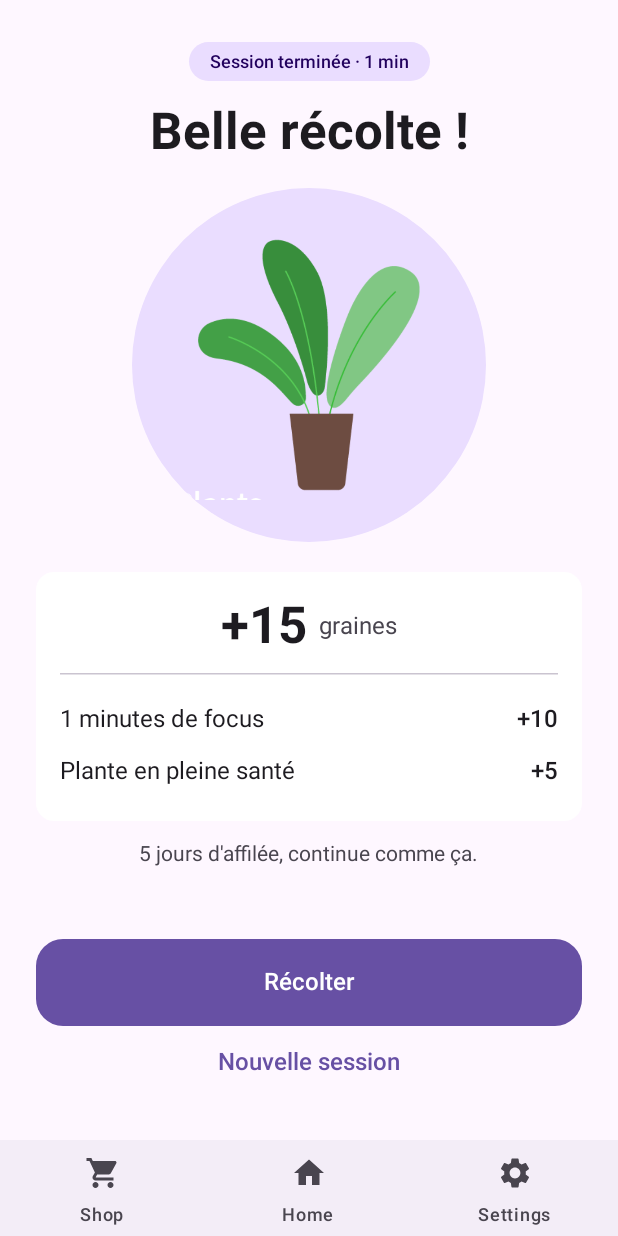
After one commit to Nocteln/focusbuddy, an Android app built with Jetpack Compose: the EndSessionScreen screen opened through its navigation route, on a phone screen of 412 x 824 dp. The commit adds this screen. Run offline under Robolectric (Android 15) with nearby library versions, the phone set to English and light mode, and no system bars.

Commit message:
Added EndSessionScreen instead of modal + made better design + switched viewModel to navHost to share it to both screens

```diff
--- a/app/src/main/java/com/nocteln/app/PlantFocusApp.kt
+++ b/app/src/main/java/com/nocteln/app/PlantFocusApp.kt
@@ -23,8 +23,6 @@ fun PlantFocusApp(
     modifier: Modifier = Modifier,
     navController: NavHostController = rememberNavController()
 ) {
-    AppNavHost(navController = navController, modifier)
-
     val backStackEntry by navController.currentBackStackEntryAsState()
     val currentRoute = backStackEntry?.destination?.route
 
--- /dev/null
+++ b/app/src/main/java/com/nocteln/app/ui/home/EndSessionScreen.kt
@@ -0,0 +1,182 @@
+package com.nocteln.app.ui.home
+
+import com.nocteln.app.ui.theme.PlantFocusTheme
+
+import androidx.compose.foundation.Image
+import androidx.compose.foundation.background
+import androidx.compose.foundation.layout.Arrangement
+import androidx.compose.foundation.layout.Box
+import androidx.compose.foundation.layout.Column
+import androidx.compose.foundation.layout.Row
+import androidx.compose.foundation.layout.Spacer
+import androidx.compose.foundation.layout.fillMaxSize
+import androidx.compose.foundation.layout.fillMaxWidth
+import androidx.compose.foundation.layout.height
+import androidx.compose.foundation.layout.padding
+import androidx.compose.foundation.layout.size
+import androidx.compose.foundation.layout.width
+import androidx.compose.foundation.shape.CircleShape
+import androidx.compose.foundation.shape.RoundedCornerShape
+import androidx.compose.material3.Button
+import androidx.compose.material3.Card
+import androidx.compose.material3.CardDefaults
+import androidx.compose.material3.HorizontalDivider
+import androidx.compose.material3.MaterialTheme
+import androidx.compose.material3.Surface
+import androidx.compose.material3.Text
+import androidx.compose.material3.TextButton
+import androidx.compose.runtime.Composable
+import androidx.compose.runtime.getValue
+import androidx.compose.ui.Alignment
+import androidx.compose.ui.Modifier
+import androidx.compose.ui.draw.clip
+import androidx.compose.ui.res.painterResource
+import androidx.compose.ui.tooling.preview.Preview
+import androidx.compose.ui.unit.dp
+import androidx.lifecycle.compose.collectAsStateWithLifecycle
+import androidx.lifecycle.viewmodel.compose.viewModel
+import com.nocteln.app.R
+
+@Composable
+fun EndSessionScreen(
+    focusSeeds: Int,
+    healthSeeds: Int,
+    streakDays: Int,
+    onHarvest: () -> Unit,
+    onNewSession: () -> Unit,
+    modifier: Modifier = Modifier,
+    viewModel: HomeViewModel,
+) {
+    val uiState by viewModel.uiState.collectAsStateWithLifecycle()
+    Column(
+        modifier = modifier
+            .fillMaxSize()
+            .background(MaterialTheme.colorScheme.background)
+            .padding(horizontal = 24.dp, vertical = 28.dp),
+        horizontalAlignment = Alignment.CenterHorizontally
+    ) {
+        // Pastille "Session terminée"
+        Surface(
+            shape = CircleShape,
+            color = MaterialTheme.colorScheme.primaryContainer
+        ) {
+            Text(
+                text = "Session terminée · ${uiState.minutes} min",
+                style = MaterialTheme.typography.labelSmall,
+                color = MaterialTheme.colorScheme.onPrimaryContainer,
+                modifier = Modifier.padding(horizontal = 14.dp, vertical = 6.dp)
+            )
+        }
+
+        Text(
+            text = "Belle récolte !",
+            style = MaterialTheme.typography.headlineLarge,
+            modifier = Modifier.padding(top = 14.dp)
+        )
+
+        // Image de la plante dans un cercle
+        Box(
+            modifier = Modifier
+                .padding(top = 18.dp)
+                .size(236.dp)
+                .clip(CircleShape)
+                .background(MaterialTheme.colorScheme.primaryContainer),
+            contentAlignment = Alignment.Center
+        ) {
+            Image(
+                painter = painterResource(R.drawable.plant),
+                contentDescription = "Ta plante épanouie",
+                modifier = Modifier.size(180.dp)
+            )
+        }
+
+        // Carte des graines gagnées
+        Card(
+            modifier = Modifier
+                .padding(top = 20.dp)
+                .fillMaxWidth(),
+            colors = CardDefaults.cardColors(
+                containerColor = MaterialTheme.colorScheme.surfaceContainerLowest
+            )
+        ) {
+            Column(modifier = Modifier.padding(16.dp)) {
+                Row(
+                    modifier = Modifier.fillMaxWidth(),
+                    horizontalArrangement = Arrangement.Center,
+                    verticalAlignment = Alignment.CenterVertically
+                ) {
+                    Text(
+                        text = "+${focusSeeds + healthSeeds}",
+                        style = MaterialTheme.typography.headlineLarge
+                    )
+                    Spacer(modifier = Modifier.width(8.dp))
+                    Text(
+                        text = "graines",
+                        style = MaterialTheme.typography.bodyLarge,
+                        color = MaterialTheme.colorScheme.onSurfaceVariant
+                    )
+                }
+                HorizontalDivider(modifier = Modifier.padding(vertical = 12.dp))
+                StatRow(label = "${uiState.minutes} minutes de focus", value = "+$focusSeeds")
+                StatRow(label = "Plante en pleine santé", value = "+$healthSeeds")
+            }
+        }
+
+        Text(
+            text = "$streakDays jours d'affilée, continue comme ça.",
+            style = MaterialTheme.typography.bodyMedium,
+            color = MaterialTheme.colorScheme.onSurfaceVariant,
+            modifier = Modifier.padding(top = 14.dp)
+        )
+
+        // Pousse les boutons tout en bas de l'écran
+        Spacer(modifier = Modifier.weight(1f))
+
+        Button(
+            onClick = onHarvest,
+            modifier = Modifier
+                .fillMaxWidth()
+                .height(58.dp),
+            shape = RoundedCornerShape(18.dp)
+        ) {
+            Text("Récolter")
+        }
+        TextButton(
+            onClick = onNewSession,
+            modifier = Modifier
+                .fillMaxWidth()
+                .height(48.dp)
+        ) {
+            Text("Nouvelle session")
+        }
+    }
+}
+
+// Une ligne "texte à gauche, valeur à droite"
+@Composable
+private fun StatRow(label: String, value: String) {
+    Row(
+        modifier = Modifier
+            .fillMaxWidth()
+            .padding(vertical = 8.dp),
+        horizontalArrangement = Arrangement.SpaceBetween
+    ) {
+        Text(text = label, style = MaterialTheme.typography.bodyLarge)
+        Text(text = value, style = MaterialTheme.typography.titleMedium)
+    }
+}
+
+@Preview(showBackground = true, widthDp = 390, heightDp = 844)
+@Composable
+private fun EndSessionScreenPreview() {
+    PlantFocusTheme {
+        EndSessionScreen(
+            focusSeeds = 10,
+            healthSeeds = 5,
+            streakDays = 5,
+            onHarvest = {},
+            onNewSession = {},
+            viewModel = viewModel()
+        )
+    }
+}
--- a/app/src/main/java/com/nocteln/app/ui/home/HomeScreen.kt
+++ b/app/src/main/java/com/nocteln/app/ui/home/HomeScreen.kt
@@ -1,21 +1,30 @@
 package com.nocteln.app.ui.home
 
 import androidx.compose.foundation.Image
+import androidx.compose.foundation.layout.Arrangement
 import androidx.compose.foundation.layout.Box
 import androidx.compose.foundation.layout.Column
 import androidx.compose.foundation.layout.Row
+import androidx.compose.foundation.layout.Spacer
+import androidx.compose.foundation.layout.fillMaxSize
+import androidx.compose.foundation.layout.fillMaxWidth
+import androidx.compose.foundation.layout.height
+import androidx.compose.foundation.layout.padding
 import androidx.compose.foundation.layout.size
+import androidx.compose.foundation.shape.RoundedCornerShape
 import androidx.compose.material3.Button
 import androidx.compose.material3.MaterialTheme
+import androidx.compose.material3.OutlinedButton
 import androidx.compose.material3.Text
 import androidx.compose.runtime.Composable
-import androidx.compose.runtime.collectAsState
+import androidx.compose.runtime.LaunchedEffect
 import androidx.compose.runtime.getValue
 import androidx.compose.ui.Alignment
 import androidx.compose.ui.Modifier
 import androidx.compose.ui.res.painterResource
 import androidx.compose.ui.tooling.preview.Preview
 import androidx.compose.ui.unit.dp
+import androidx.lifecycle.compose.collectAsStateWithLifecycle
 import androidx.lifecycle.viewmodel.compose.viewModel
 import com.nocteln.app.R
 import com.nocteln.app.ui.components.CircularSlider
@@ -30,69 +39,138 @@ private fun formatTime(seconds: Long): String {
 @Composable
 fun HomeScreen(
     modifier: Modifier = Modifier,
-    viewModel: HomeViewModel = viewModel()
+    onSessionEnded: () -> Unit,
+    viewModel: HomeViewModel
 ) {
-    val uiState by viewModel.uiState.collectAsState()
+    val uiState by viewModel.uiState.collectAsStateWithLifecycle()
 
-    Timer(uiState = uiState, viewModel = viewModel)
+    LaunchedEffect(uiState.sessionEnded) {
+        if (uiState.sessionEnded) {
+            onSessionEnded()
+        }
+    }
+
+    SessionTimer(
+        uiState = uiState,
+        onSliderChange = { frac -> viewModel.onSliderChange(frac) },
+        startSession = { viewModel.startSession() },
+        restartSession = { viewModel.restartSession() },
+        pauseSession = { viewModel.pauseSession() },
+        stopSession = { viewModel.stopSession() },
+        modifier = modifier
+    )
 }
 
 @Composable
-fun Timer(
-    modifier: Modifier = Modifier,
+fun SessionTimer(
     uiState: HomeUiState,
-    viewModel: HomeViewModel
+    onSliderChange: (Float) -> Unit,
+    startSession: () -> Unit,
+    restartSession: () -> Unit,
+    pauseSession: () -> Unit,
+    stopSession: () -> Unit,
+    modifier: Modifier = Modifier
 ) {
-    Column(modifier = modifier, horizontalAlignment = Alignment.CenterHorizontally) {
+    // Texte d'état sous le chrono
+    val status = when {
+        !uiState.isStarted -> "Glisse le cercle pour choisir la durée"
+        uiState.isPaused -> "En pause"
+        else -> "Reste concentré, ta plante pousse"
+    }
+
+    Column(
+        modifier = modifier
+            .fillMaxSize()
+            .padding(horizontal = 24.dp, vertical = 24.dp),
+        horizontalAlignment = Alignment.CenterHorizontally
+    ) {
+        // Titre de l'écran
+        Text(
+            text = "Focus",
+            style = MaterialTheme.typography.titleLarge,
+            modifier = Modifier.align(Alignment.Start)
+        )
+
+        // Espace flexible : centre le cercle et le chrono verticalement
+        Spacer(modifier = Modifier.weight(1f))
+
         Box(contentAlignment = Alignment.Center) {
             CircularSlider(
                 value = if (uiState.isStarted) uiState.remainingSeconds.toFloat() / (60f * TIMER_MAX_MINUTES) else uiState.minutes / TIMER_MAX_MINUTES.toFloat(),
                 onValueChange = { fraction ->
-                    viewModel.onSliderChange(fraction)
+                    onSliderChange(fraction)
                 },
                 modifier = Modifier.size(260.dp),
                 enabled = !uiState.isStarted
             )
-            Image(painterResource(R.drawable.plant), contentDescription = null)
+            Image(
+                painter = painterResource(R.drawable.plant),
+                contentDescription = "Ta plante",
+                modifier = Modifier.size(150.dp)
+            )
         }
 
         Text(
             text = if (uiState.isStarted) formatTime(uiState.remainingSeconds) else "${uiState.minutes} min",
-            style = MaterialTheme.typography.displaySmall
+            // "tnum" : chiffres de largeur égale, le chrono ne bouge plus d'un pixel à l'autre
+            style = MaterialTheme.typography.displayLarge.copy(fontFeatureSettings = "tnum"),
+            modifier = Modifier.padding(top = 24.dp)
+        )
+        Text(
+            text = status,
+            style = MaterialTheme.typography.bodyMedium,
+            color = MaterialTheme.colorScheme.onSurfaceVariant,
+            modifier = Modifier.padding(top = 8.dp)
         )
 
+        Spacer(modifier = Modifier.weight(1f))
+
+        // Boutons en bas de l'écran
         if (uiState.isStarted) {
-            Row() {
-                Button(
-                    onClick = {
-                        if (uiState.isPaused) viewModel.restartSession() else viewModel.pauseSession()
-                    }
+            Row(
+                modifier = Modifier.fillMaxWidth(),
+                horizontalArrangement = Arrangement.spacedBy(12.dp)
+            ) {
+                OutlinedButton(
+                    onClick = { if (uiState.isPaused) restartSession() else pauseSession() },
+                    modifier = Modifier
+                        .weight(1f)
+                        .height(56.dp),
+                    shape = RoundedCornerShape(16.dp)
                 ) {
-                    Text(text = if (uiState.isPaused) "resume" else "pause")
+                    Text(if (uiState.isPaused) "Reprendre" else "Pause")
                 }
                 Button(
-                    onClick = { viewModel.stopSession() }
+                    onClick = stopSession,
+                    modifier = Modifier
+                        .weight(1f)
+                        .height(56.dp),
+                    shape = RoundedCornerShape(16.dp)
                 ) {
-                    Text(text = "Stop")
+                    Text("Terminer")
                 }
             }
-
         } else {
             Button(
-//                    enabled = !uiState.isStarted,
-                onClick = { viewModel.startSession() }
+                onClick = startSession,
+                modifier = Modifier
+                    .fillMaxWidth()
+                    .height(58.dp),
+                shape = RoundedCornerShape(18.dp)
             ) {
-                Text("Start session")
+                Text("Commencer")
             }
         }
-
     }
 }
 
-@Preview
+@Preview(showSystemUi = true)
 @Composable
 fun HomeScreenPreview() {
     PlantFocusTheme {
-        HomeScreen()
+        HomeScreen(
+            onSessionEnded = {},
+            viewModel = viewModel()
+        )
     }
 }
--- a/app/src/main/java/com/nocteln/app/ui/home/HomeUiState.kt
+++ b/app/src/main/java/com/nocteln/app/ui/home/HomeUiState.kt
@@ -4,5 +4,6 @@ data class HomeUiState(
     val minutes: Int = DEFAULT_STARTING_MINUTES,
     val remainingSeconds: Long = 0,
     val isStarted: Boolean = false,
-    val isPaused: Boolean = false
+    val isPaused: Boolean = false,
+    val sessionEnded: Boolean = false
 )
--- a/app/src/main/java/com/nocteln/app/ui/navigation/NavGraph.kt
+++ b/app/src/main/java/com/nocteln/app/ui/navigation/NavGraph.kt
@@ -11,12 +11,18 @@ import androidx.compose.material.icons.filled.ShoppingCart
 import androidx.compose.runtime.Composable
 import androidx.compose.ui.Modifier
 import androidx.compose.ui.graphics.vector.ImageVector
+import androidx.lifecycle.viewmodel.compose.viewModel
 import androidx.navigation.NavHostController
+import androidx.navigation.NavType
 import androidx.navigation.compose.NavHost
 import androidx.navigation.compose.composable
+import androidx.navigation.navArgument
+import com.nocteln.app.ui.home.EndSessionScreen
 import com.nocteln.app.ui.home.HomeScreen
+import com.nocteln.app.ui.home.HomeViewModel
 import com.nocteln.app.ui.settings.SettingsScreen
 import com.nocteln.app.ui.shop.ShopScreen
+import kotlin.math.min
 
 
 enum class NavScreens(val label: String, val icon: ImageVector)
@@ -26,11 +32,15 @@ enum class NavScreens(val label: String, val icon: ImageVector)
     Settings("Settings", Icons.Default.Settings),
 }
 
+const val END_SESSION_ROUTE = "end_session"
+
 @Composable
 fun AppNavHost(
     navController: NavHostController,
     modifier: Modifier = Modifier
 ) {
+    val sessionViewModel: HomeViewModel = viewModel()
+
     NavHost(
         navController = navController,
         startDestination = NavScreens.Home.name,
@@ -43,7 +53,13 @@ fun AppNavHost(
     {
         composable (route = NavScreens.Home.name)
         {
-            HomeScreen()
+            HomeScreen(
+               viewModel = sessionViewModel,
+                onSessionEnded = {
+                    navController.navigate(END_SESSION_ROUTE)
+                    sessionViewModel.resetSession()
+                }
+            )
         }
 
         composable (route = NavScreens.Settings.name)
@@ -55,5 +71,20 @@ fun AppNavHost(
         {
             ShopScreen()
         }
+
+        composable (route = END_SESSION_ROUTE)
+        {
+            EndSessionScreen(
+                viewModel = sessionViewModel,
+                focusSeeds = 10,
+                healthSeeds = 5,
+                streakDays = 5,
+                onHarvest = { navController.popBackStack(NavScreens.Home.name, inclusive = false) },
+                onNewSession = {
+                    sessionViewModel.startSession()
+                    navController.popBackStack(NavScreens.Home.name, inclusive = false)
+                }
+            )
+        }
     }
 }
```
Also changed, not shown: app/src/main/java/com/nocteln/app/ui/home/HomeViewModel.kt (+22 -4 lines).
